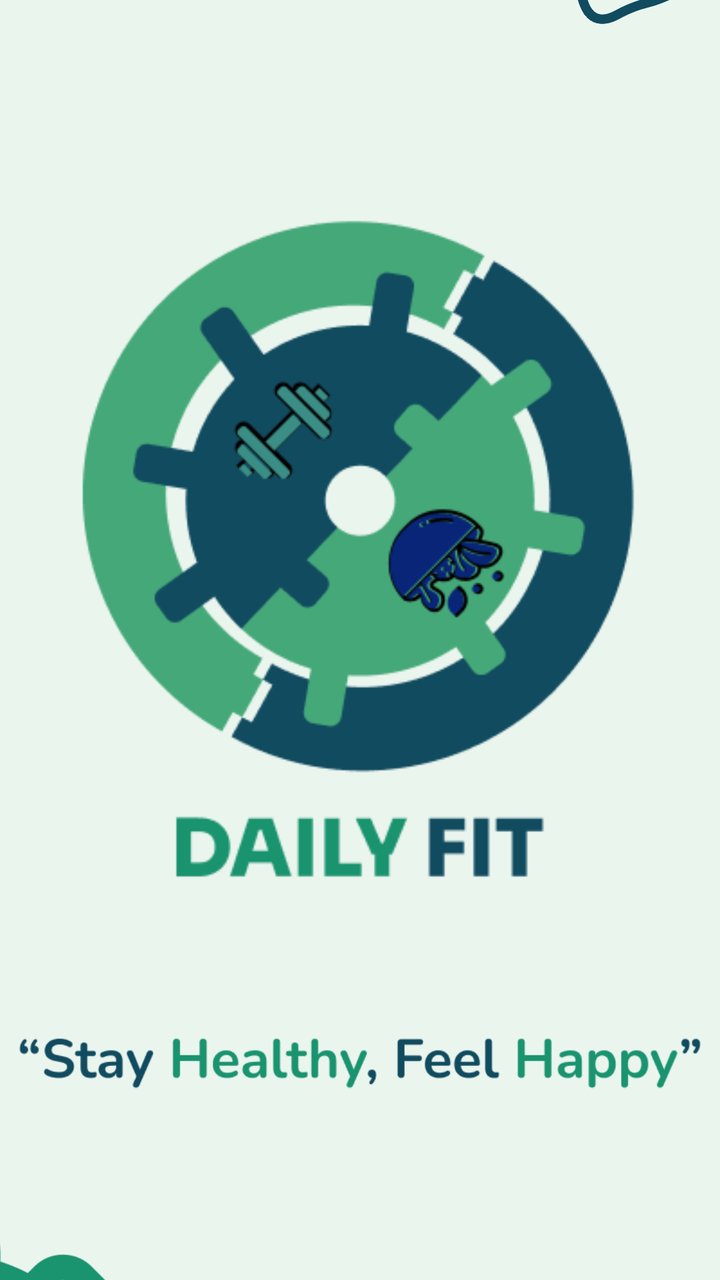
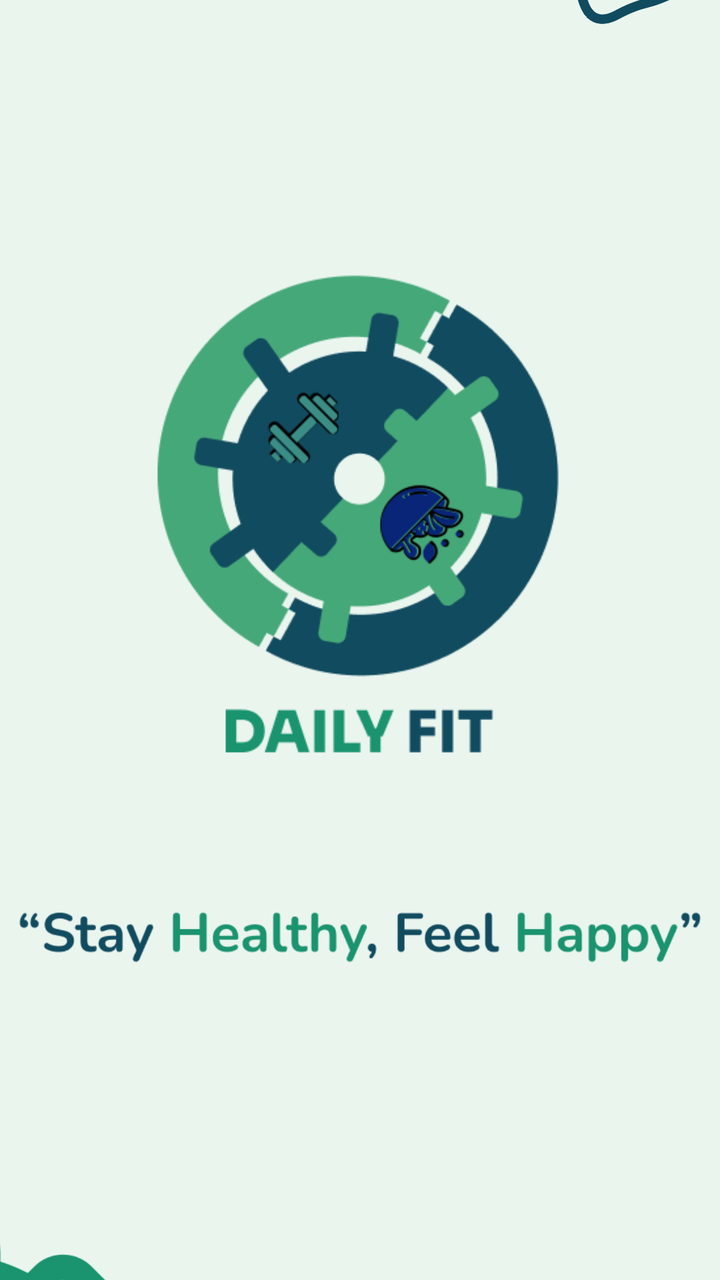

An Android layout rendered at two revisions. The XML below is the earlier revision; the diff shows what the commit changed to produce the second picture.
<!-- AndroidManifest.xml: application theme Theme.Sherine_TIA -->
<!-- res/layout/activity_splash_screen.xml -->
<?xml version="1.0" encoding="utf-8"?>
<androidx.constraintlayout.widget.ConstraintLayout xmlns:android="http://schemas.android.com/apk/res/android"
    xmlns:app="http://schemas.android.com/apk/res-auto"
    xmlns:tools="http://schemas.android.com/tools"
    android:id="@+id/main"
    android:layout_width="match_parent"
    android:layout_height="match_parent"
    tools:context=".SplashScreenActivity"
    android:background="@color/bgColour">

    <ImageView
        android:id="@+id/imageView6"
        android:layout_width="wrap_content"
        android:layout_height="wrap_content"
        android:layout_marginTop="40dp"
        app:layout_constraintEnd_toEndOf="@+id/imageView8"
        app:layout_constraintHorizontal_bias="0.454"
        app:layout_constraintStart_toStartOf="@+id/imageView8"
        app:layout_constraintTop_toTopOf="parent"
        app:srcCompat="@drawable/logo_daily_fit" />

    <ImageView
        android:id="@+id/imageView8"
        android:layout_width="wrap_content"
        android:layout_height="wrap_content"
        android:layout_marginTop="12dp"
        app:layout_constraintEnd_toEndOf="parent"
        app:layout_constraintHorizontal_bias="0.0"
        app:layout_constraintStart_toStartOf="parent"
        app:layout_constraintTop_toBottomOf="@+id/imageView6"
        app:srcCompat="@drawable/tagline" />

    <ImageView
        android:id="@+id/imageView9"
        android:layout_width="219dp"
        android:layout_height="319dp"
        android:layout_marginTop="556dp"
        android:layout_marginEnd="304dp"
        app:layout_constraintEnd_toEndOf="parent"
        app:layout_constraintHorizontal_bias="0.839"
        app:layout_constraintStart_toStartOf="parent"
        app:layout_constraintTop_toTopOf="parent"
        app:srcCompat="@drawable/settings"
        app:tint="@color/green" />

    <ProgressBar
        android:id="@+id/progressBar"
        style="?android:attr/progressBarStyle"
        android:layout_width="74dp"
        android:layout_height="65dp"
        android:layout_marginStart="181dp"
        android:layout_marginTop="20dp"
        android:layout_marginEnd="182dp"
        android:indeterminateTint="@color/blue"
        app:layout_constraintEnd_toEndOf="parent"
        app:layout_constraintStart_toStartOf="parent"
        app:layout_constraintTop_toBottomOf="@+id/imageView8" />

    <ImageView
        android:id="@+id/imageView12"
        android:layout_width="93dp"
        android:layout_height="232dp"
        android:layout_marginBottom="564dp"
        android:rotation="-40"
        app:layout_constraintBottom_toBottomOf="parent"
        app:layout_constraintEnd_toEndOf="parent"
        app:layout_constraintHorizontal_bias="1.0"
        app:layout_constraintStart_toStartOf="parent"
        app:srcCompat="@drawable/muscle"
        app:tint="@color/blue" />

</androidx.constraintlayout.widget.ConstraintLayout>
<!-- resources referenced by this layout -->
<resources>
  <color name="bgColour">#EAF5EE</color>
  <color name="blue">#114B5F</color>
  <color name="green">#1A936F</color>
  <!-- drawable logo_daily_fit: png bitmap (drawable, 26245 bytes) -->
  <!-- drawable muscle: png bitmap (drawable, 16829 bytes) -->
  <!-- drawable settings: png bitmap (drawable, 19118 bytes) -->
  <!-- drawable tagline: png bitmap (drawable, 10847 bytes) -->
  <style name="Theme.Sherine_TIA" parent="Base.Theme.Sherine_TIA" />
  <style name="Base.Theme.Sherine_TIA" parent="Theme.Material3.DayNight.NoActionBar">
          
          
      </style>
</resources>

<!-- the commit's change to res/layout/activity_splash_screen.xml (unified diff, before → after) -->
@@ -10,11 +10,11 @@
 
     <ImageView
         android:id="@+id/imageView6"
-        android:layout_width="wrap_content"
-        android:layout_height="wrap_content"
-        android:layout_marginTop="40dp"
+        android:layout_width="262dp"
+        android:layout_height="341dp"
+        android:layout_marginTop="76dp"
         app:layout_constraintEnd_toEndOf="@+id/imageView8"
-        app:layout_constraintHorizontal_bias="0.454"
+        app:layout_constraintHorizontal_bias="0.496"
         app:layout_constraintStart_toStartOf="@+id/imageView8"
         app:layout_constraintTop_toTopOf="parent"
         app:srcCompat="@drawable/logo_daily_fit" />
